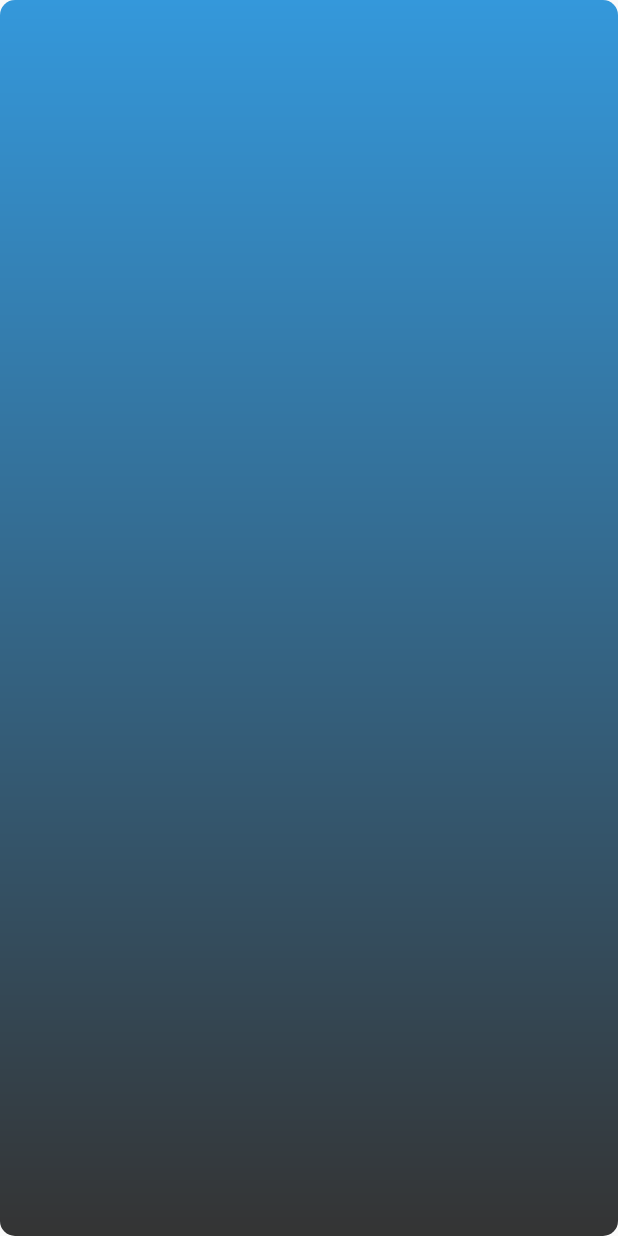
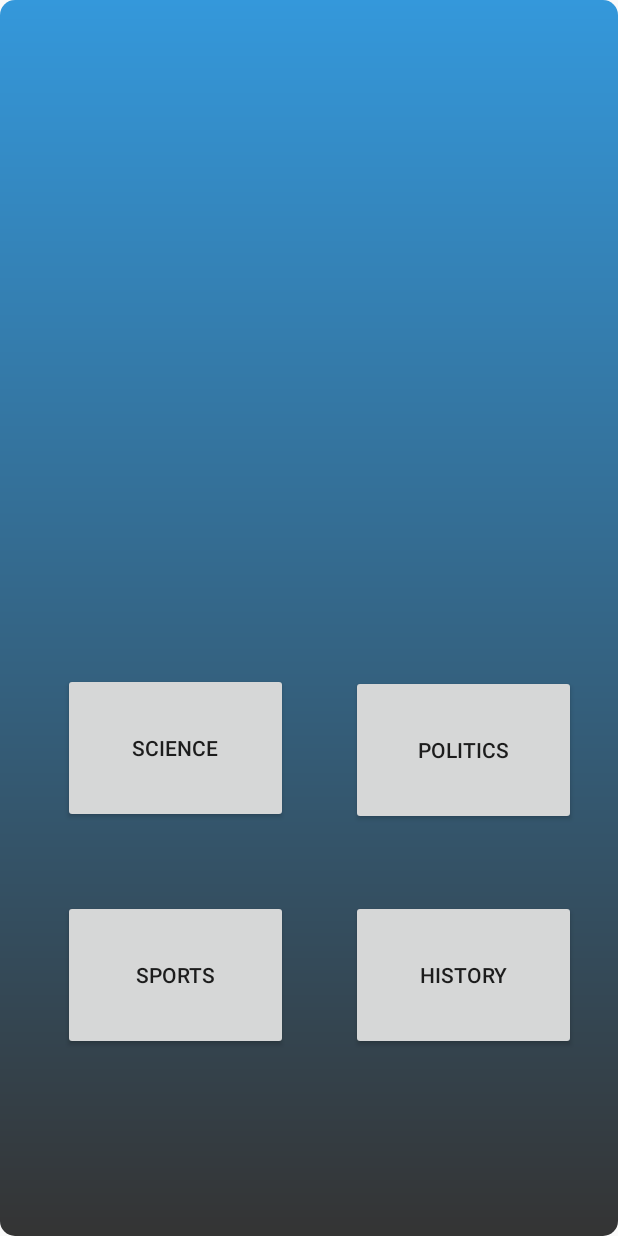
Before and after one commit to Ean-Yan/Android-Quiz-Game, an Android app: the layout activity_level.xml on its own in the app's theme, with its tools: preview values and no code run, on a phone screen of 412 x 824 dp. Run offline under Robolectric (Android 15) with nearby library versions, the phone set to English and light mode, and no system bars; Roboto replaces fonts that are not available here.

Commit message:
popWindowButton

```diff
--- a/app/src/main/java/com/example/jacobgraves/myapplication/Database/QuestionBuilder.kt
+++ b/app/src/main/java/com/example/jacobgraves/myapplication/Database/QuestionBuilder.kt
@@ -890,12 +890,11 @@ class QuestionBuilder {
             )
     }
 
-        public fun getQuestion (r: String,d: Int?): Question? {
-            if(d!=null){
+        public fun getQuestion (r: String): Question? {
+            if(r!=null){
                 return build().distinctBy { question ->
                     question.wasUsed == false &&
-                    question.QType == r &&
-                    question.QDiff == d
+                    question.QType == r
                 }.firstOrNull()
             }
             else{
--- a/app/src/main/java/com/example/jacobgraves/myapplication/LevelActivity.kt
+++ b/app/src/main/java/com/example/jacobgraves/myapplication/LevelActivity.kt
@@ -1,10 +1,12 @@
 package com.example.jacobgraves.myapplication
 
 import android.app.Activity
+import android.content.Intent
 import android.support.v7.app.AppCompatActivity
 import android.os.Bundle
 import android.util.DisplayMetrics
 import android.view.Gravity
+import android.widget.Button
 
 class LevelActivity : Activity() {
 
@@ -25,6 +27,16 @@ class LevelActivity : Activity() {
         params.x = 0
         params.y = -20
 
+        val Science : Button = findViewById<Button>(R.id.ScienceButton)
+            Science.setOnClickListener {
+                var i = Intent (this, gamePage::class.java)
+                startActivity(i)
+            }
+        val Politics : Button = findViewById<Button>(R.id.PoliticsButton)
+        val Sports : Button = findViewById<Button>(R.id.SportsButton)
+        val History : Button = findViewById<Button>(R.id.HistoryButton)
+
+
 
         window.attributes=params
     }
--- a/app/src/main/java/com/example/jacobgraves/myapplication/MainActivity.kt
+++ b/app/src/main/java/com/example/jacobgraves/myapplication/MainActivity.kt
@@ -21,9 +21,6 @@ class MainActivity : AppCompatActivity() {
         gameOn.setOnClickListener {
             var i =  Intent(this, LevelActivity :: class.java)
             startActivity(i)
-
-
-//            startNewGame(true)
         }
 
         //Unsolved Media Switch
--- a/app/src/main/res/layout/activity_level.xml
+++ b/app/src/main/res/layout/activity_level.xml
@@ -8,4 +8,41 @@
         android:layout_height="match_parent"
         tools:context="com.example.jacobgraves.myapplication.LevelActivity">
 
+    <Button
+            android:text="Science"
+            android:layout_width="150dp"
+            android:layout_height="100dp"
+            android:id="@+id/ScienceButton"
+            android:layout_marginBottom="8dp" app:layout_constraintBottom_toTopOf="@+id/SportsButton"
+            android:layout_marginTop="8dp" app:layout_constraintTop_toTopOf="parent"
+            app:layout_constraintStart_toStartOf="parent" android:layout_marginStart="8dp"
+            app:layout_constraintEnd_toStartOf="@+id/PoliticsButton" android:layout_marginEnd="8dp"
+            app:layout_constraintVertical_bias="0.911"/>
+    <Button
+            android:text="Politics"
+            android:layout_width="150dp"
+            android:layout_height="100dp"
+            android:id="@+id/PoliticsButton" android:layout_marginTop="8dp"
+            app:layout_constraintTop_toTopOf="parent" android:layout_marginBottom="8dp"
+            app:layout_constraintBottom_toTopOf="@+id/HistoryButton" app:layout_constraintEnd_toEndOf="parent"
+            android:layout_marginEnd="28dp" app:layout_constraintVertical_bias="0.913" android:layout_marginStart="8dp"
+            app:layout_constraintStart_toStartOf="parent" app:layout_constraintHorizontal_bias="1.0"/>
+    <Button
+            android:text="Sports"
+            android:layout_width="150dp"
+            android:layout_height="100dp"
+            android:id="@+id/SportsButton" app:layout_constraintStart_toStartOf="parent"
+            android:layout_marginStart="8dp" app:layout_constraintEnd_toStartOf="@+id/HistoryButton"
+            android:layout_marginEnd="8dp" android:layout_marginBottom="124dp"
+            app:layout_constraintBottom_toBottomOf="parent" android:layout_marginTop="8dp"
+            app:layout_constraintTop_toTopOf="parent" app:layout_constraintVertical_bias="1.0"/>
+    <Button
+            android:text="History"
+            android:layout_width="150dp"
+            android:layout_height="100dp"
+            android:id="@+id/HistoryButton" app:layout_constraintEnd_toEndOf="parent" android:layout_marginEnd="28dp"
+            android:layout_marginBottom="124dp" app:layout_constraintBottom_toBottomOf="parent"
+            android:layout_marginTop="8dp" app:layout_constraintTop_toTopOf="parent"
+            app:layout_constraintStart_toStartOf="parent" android:layout_marginStart="8dp"
+            app:layout_constraintHorizontal_bias="1.0" app:layout_constraintVertical_bias="1.0"/>
 </android.support.constraint.ConstraintLayout>
```
